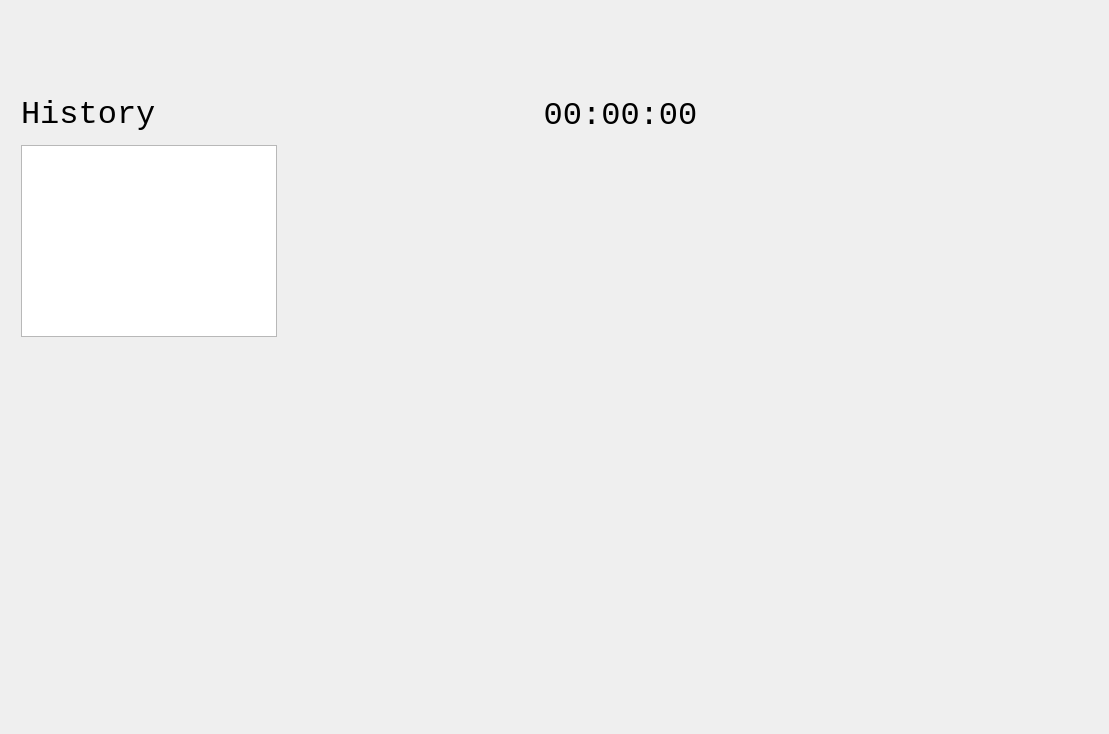
Before: the Qt Designer form design/clocktimerapp.ui in OBess/Clock-Timer, drawn with Qt 5.
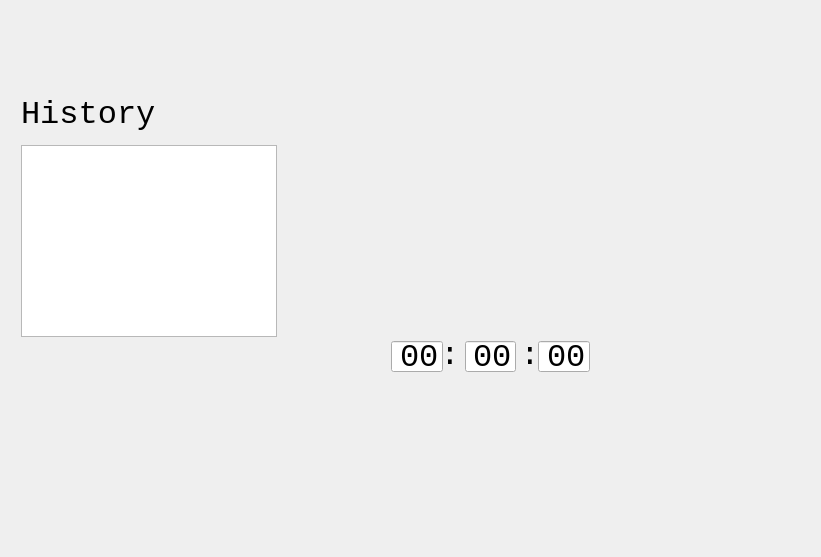
After: the same form once the commit is applied.

```diff
--- a/design/clocktimerapp.ui
+++ b/design/clocktimerapp.ui
@@ -6,8 +6,8 @@
    <rect>
     <x>0</x>
     <y>0</y>
-    <width>1109</width>
-    <height>734</height>
+    <width>821</width>
+    <height>557</height>
    </rect>
   </property>
   <property name="font">
@@ -50,13 +50,13 @@
     </rect>
    </property>
   </widget>
-  <widget class="QLabel" name="timer">
+  <widget class="QLineEdit" name="le_hour">
    <property name="geometry">
     <rect>
-     <x>510</x>
-     <y>90</y>
-     <width>221</width>
-     <height>51</height>
+     <x>391</x>
+     <y>341</y>
+     <width>52</width>
+     <height>31</height>
     </rect>
    </property>
    <property name="font">
@@ -65,8 +65,117 @@
      <pointsize>24</pointsize>
     </font>
    </property>
+   <property name="inputMask">
+    <string/>
+   </property>
    <property name="text">
-    <string>00:00:00</string>
+    <string>00</string>
+   </property>
+   <property name="maxLength">
+    <number>2</number>
+   </property>
+   <property name="alignment">
+    <set>Qt::AlignRight|Qt::AlignTrailing|Qt::AlignVCenter</set>
+   </property>
+   <property name="placeholderText">
+    <string>Hour</string>
+   </property>
+  </widget>
+  <widget class="QLineEdit" name="le_minute">
+   <property name="geometry">
+    <rect>
+     <x>465</x>
+     <y>341</y>
+     <width>51</width>
+     <height>31</height>
+    </rect>
+   </property>
+   <property name="font">
+    <font>
+     <family>Consolas</family>
+     <pointsize>24</pointsize>
+    </font>
+   </property>
+   <property name="text">
+    <string>00</string>
+   </property>
+   <property name="maxLength">
+    <number>2</number>
+   </property>
+   <property name="alignment">
+    <set>Qt::AlignRight|Qt::AlignTrailing|Qt::AlignVCenter</set>
+   </property>
+   <property name="placeholderText">
+    <string>Minute</string>
+   </property>
+  </widget>
+  <widget class="QLineEdit" name="le_second">
+   <property name="geometry">
+    <rect>
+     <x>538</x>
+     <y>341</y>
+     <width>52</width>
+     <height>31</height>
+    </rect>
+   </property>
+   <property name="font">
+    <font>
+     <family>Consolas</family>
+     <pointsize>24</pointsize>
+    </font>
+   </property>
+   <property name="text">
+    <string>00</string>
+   </property>
+   <property name="maxLength">
+    <number>2</number>
+   </property>
+   <property name="alignment">
+    <set>Qt::AlignRight|Qt::AlignTrailing|Qt::AlignVCenter</set>
+   </property>
+   <property name="placeholderText">
+    <string>Second</string>
+   </property>
+  </widget>
+  <widget class="QLabel" name="sep1">
+   <property name="geometry">
+    <rect>
+     <x>440</x>
+     <y>340</y>
+     <width>20</width>
+     <height>31</height>
+    </rect>
+   </property>
+   <property name="font">
+    <font>
+     <family>Consolas</family>
+     <pointsize>24</pointsize>
+    </font>
+   </property>
+   <property name="text">
+    <string>:</string>
+   </property>
+   <property name="alignment">
+    <set>Qt::AlignCenter</set>
+   </property>
+  </widget>
+  <widget class="QLabel" name="sep2">
+   <property name="geometry">
+    <rect>
+     <x>520</x>
+     <y>340</y>
+     <width>20</width>
+     <height>31</height>
+    </rect>
+   </property>
+   <property name="font">
+    <font>
+     <family>Consolas</family>
+     <pointsize>24</pointsize>
+    </font>
+   </property>
+   <property name="text">
+    <string>:</string>
    </property>
    <property name="alignment">
     <set>Qt::AlignCenter</set>
```
